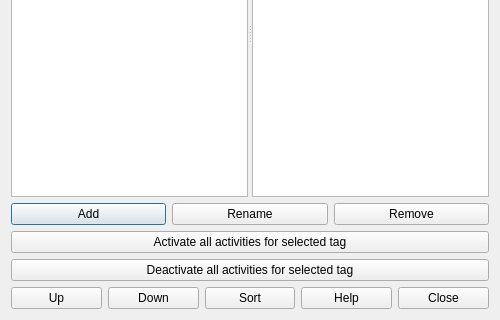
Qt form src/interface/activitytagsform_template.ui (karandit/fet) before a commit; both pictures show x 0 to 500 and y 143 to 463 of the 500 by 463 pixel window.
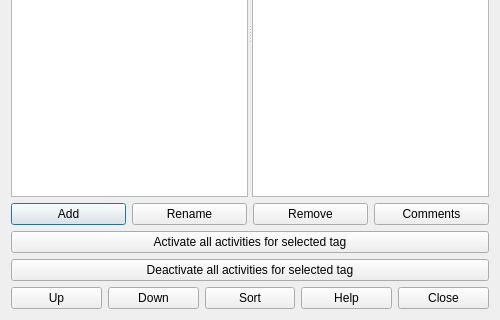
The same form after that commit.

Diff of the .ui file:
```diff
--- a/src/interface/activitytagsform_template.ui
+++ b/src/interface/activitytagsform_template.ui
@@ -52,6 +52,13 @@
        </property>
       </widget>
      </item>
+     <item>
+      <widget class="QPushButton" name="commentsPushButton">
+       <property name="text">
+        <string>Comments</string>
+       </property>
+      </widget>
+     </item>
     </layout>
    </item>
    <item row="2" column="0">
```
